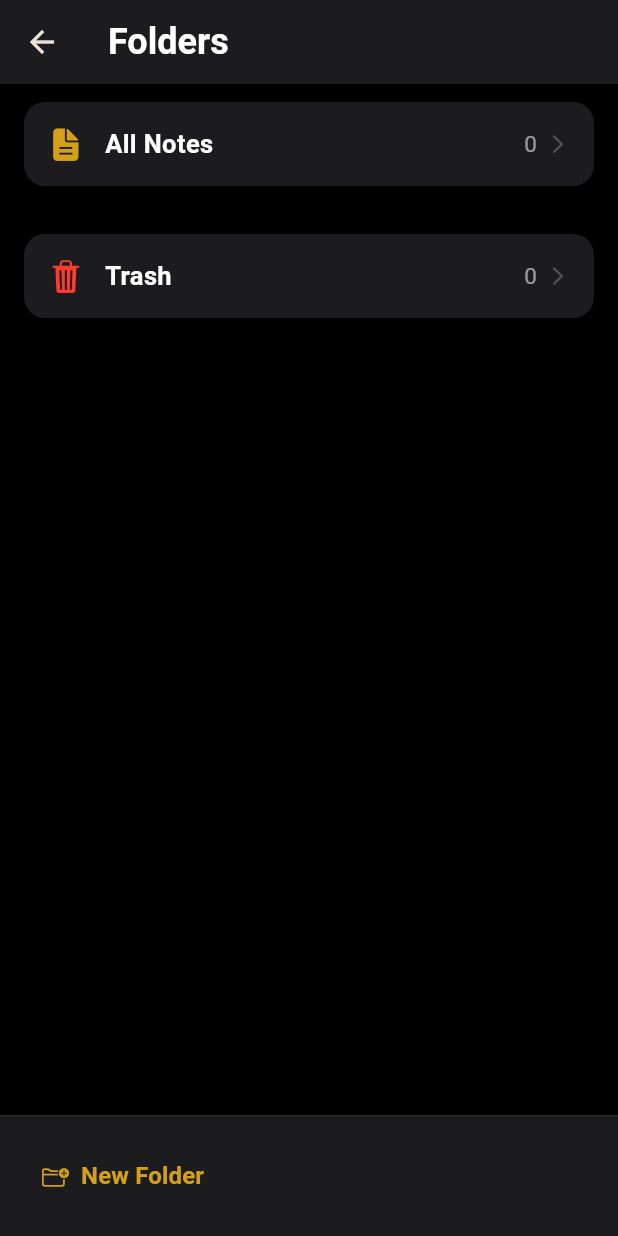
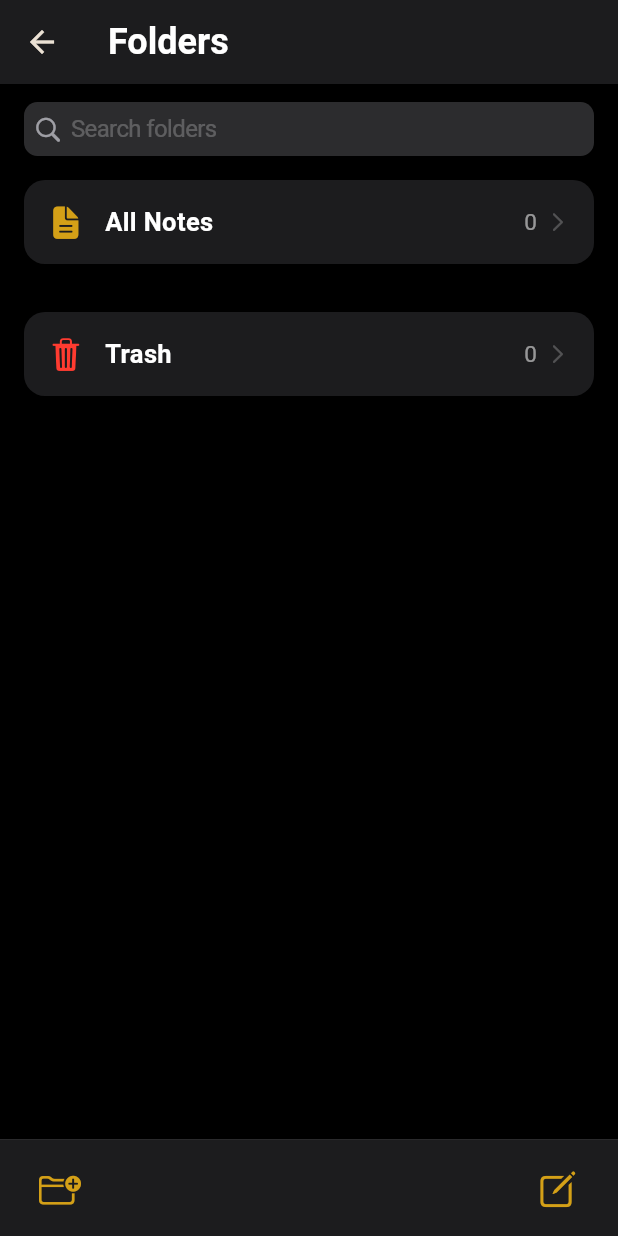
Before and after one commit to Adelodunpeter25/notes, a Flutter app: the FoldersView screen opened directly with empty values, on a phone screen of 412 x 824 dp. Run offline on Flutter 3.47's test engine with Material 3 defaults, Android fonts, the phone set to English and light mode, and no system bars; our stand-ins replace dio, drift, shared_preferences; missing offline and left inert: appflowy_editor; accounts and stored records are empty; generated files the repository leaves out were written again; Roboto replaces fonts that are missing (SF Pro Text).

Commit message:
Add search, remove folder icon, and update bottom buttons in folders view

```diff
--- a/lib/widgets/folders_view.dart
+++ b/lib/widgets/folders_view.dart
@@ -1,21 +1,38 @@
 import 'package:flutter/cupertino.dart';
 import 'package:flutter/material.dart';
 import '../widgets/service_provider.dart';
+import '../widgets/search_bar.dart';
 import '../database/daos.dart';
 import '../utils/dialogs.dart';
 import '../theme.dart';
 
-class FoldersView extends StatelessWidget {
+class FoldersView extends StatefulWidget {
   final List<FolderWithCount> folders;
   final ValueChanged<int> onFolderSelected;
   final String userId;
+  final VoidCallback onNewNote;
 
   const FoldersView({
     super.key,
     required this.folders,
     required this.onFolderSelected,
     required this.userId,
+    required this.onNewNote,
   });
+
+  @override
+  State<FoldersView> createState() => _FoldersViewState();
+}
+
+class _FoldersViewState extends State<FoldersView> {
+  String _searchQuery = '';
+  final _searchController = TextEditingController();
+
+  @override
+  void dispose() {
+    _searchController.dispose();
+    super.dispose();
+  }
 
   Future<int> _countAllNotes(ServiceProvider services, String userId) async {
     final list = await services.db
@@ -34,6 +51,12 @@ class FoldersView extends StatelessWidget {
   @override
   Widget build(BuildContext context) {
     final services = ServiceProvider.of(context);
+
+    // Filter custom folders
+    final filteredFolders = widget.folders.where((fc) {
+      if (_searchQuery.isEmpty) return true;
+      return fc.folder.name.toLowerCase().contains(_searchQuery.toLowerCase());
+    }).toList();
 
     return Scaffold(
       backgroundColor: AppSurfaces.background(context),
@@ -58,9 +81,24 @@ class FoldersView extends StatelessWidget {
               child: ListView(
                 padding: const EdgeInsets.symmetric(horizontal: 16, vertical: 12),
                 children: [
-                  // All Notes
+                  // Search Bar at the top of the list
+                  Padding(
+                    padding: const EdgeInsets.only(bottom: 16.0),
+                    child: CustomSearchBar(
+                      controller: _searchController,
+                      placeholder: 'Search folders',
+                      onChanged: (value) {
+                        setState(() {
+                          _searchQuery = value.trim();
+                        });
+                      },
+                    ),
+                  ),
+
+                  // Only show All Notes and Trash if query is empty or matches their titles
+                  if (_searchQuery.isEmpty || 'all notes'.contains(_searchQuery.toLowerCase())) ...[
                     FutureBuilder<int>(
-                    future: _countAllNotes(services, userId),
+                      future: _countAllNotes(services, widget.userId),
                       builder: (context, snapshot) {
                         final count = snapshot.data ?? 0;
                         return _FolderCard(
@@ -68,14 +106,15 @@ class FoldersView extends StatelessWidget {
                           iconColor: AppColors.accent,
                           title: 'All Notes',
                           count: count,
-                        onTap: () => onFolderSelected(0),
+                          onTap: () => widget.onFolderSelected(0),
                         );
                       },
                     ),
                     const SizedBox(height: 16),
+                  ],
 
                   // Header for Custom Folders
-                  if (folders.isNotEmpty) ...[
+                  if (filteredFolders.isNotEmpty) ...[
                     Padding(
                       padding: const EdgeInsets.only(left: 8, bottom: 8),
                       child: Text(
@@ -90,27 +129,25 @@ class FoldersView extends StatelessWidget {
                     ),
                   ],
 
-                  // Custom folders
-                  ...List.generate(folders.length, (index) {
-                    final fc = folders[index];
+                  // Custom folders (without any folder icon)
+                  ...List.generate(filteredFolders.length, (index) {
+                    final fc = filteredFolders[index];
+                    final originalIndex = widget.folders.indexOf(fc);
                     return Padding(
                       padding: const EdgeInsets.only(bottom: 8.0),
                       child: _FolderCard(
-                        icon: CupertinoIcons.folder_fill,
-                        iconColor: AppColors.accent,
                         title: fc.folder.name,
                         count: fc.noteCount,
-                        onTap: () => onFolderSelected(index + 1),
+                        onTap: () => widget.onFolderSelected(originalIndex + 1),
                         onLongPress: () => _showFolderActions(context, fc, services),
                       ),
                     );
                   }),
 
+                  if (_searchQuery.isEmpty || 'trash'.contains(_searchQuery.toLowerCase())) ...[
                     const SizedBox(height: 16),
-
-                  // Trash Note
                     FutureBuilder<int>(
-                    future: _countTrashNotes(services, userId),
+                      future: _countTrashNotes(services, widget.userId),
                       builder: (context, snapshot) {
                         final count = snapshot.data ?? 0;
                         return _FolderCard(
@@ -118,17 +155,18 @@ class FoldersView extends StatelessWidget {
                           iconColor: AppColors.destructive,
                           title: 'Trash',
                           count: count,
-                        onTap: () => onFolderSelected(folders.length + 1),
+                          onTap: () => widget.onFolderSelected(widget.folders.length + 1),
                         );
                       },
                     ),
                   ],
+                ],
               ),
             ),
 
-            // New Folder button dock
+            // Bottom bar: New Folder (left), New Note (right)
             Container(
-              padding: const EdgeInsets.all(16.0),
+              padding: const EdgeInsets.symmetric(horizontal: 16.0, vertical: 8.0),
               decoration: BoxDecoration(
                 color: AppSurfaces.surface(context),
                 border: Border(top: BorderSide(color: AppSurfaces.divider(context), width: 0.5)),
@@ -136,7 +174,7 @@ class FoldersView extends StatelessWidget {
               child: Row(
                 mainAxisAlignment: MainAxisAlignment.spaceBetween,
                 children: [
-                  TextButton.icon(
+                  IconButton(
                     onPressed: () async {
                       final folderName = await DialogUtils.showTextInputDialog(
                         context: context,
@@ -147,19 +185,17 @@ class FoldersView extends StatelessWidget {
                       if (folderName != null && folderName.trim().isNotEmpty) {
                         await services.folderService.createFolder(
                           folderName.trim(),
-                          userId,
+                          widget.userId,
                         );
                       }
                     },
-                    icon: const Icon(CupertinoIcons.folder_badge_plus, color: AppColors.accent),
-                    label: const Text(
-                      'New Folder',
-                      style: TextStyle(
-                        color: AppColors.accent,
-                        fontWeight: FontWeight.bold,
-                        fontSize: 16,
+                    icon: const Icon(CupertinoIcons.folder_badge_plus, color: AppColors.accent, size: 28),
+                    tooltip: 'New Folder',
                   ),
-                    ),
+                  IconButton(
+                    onPressed: widget.onNewNote,
+                    icon: const Icon(CupertinoIcons.square_pencil, color: AppColors.accent, size: 28),
+                    tooltip: 'New Note',
                   ),
                 ],
               ),
@@ -231,16 +267,16 @@ class FoldersView extends StatelessWidget {
 }
 
 class _FolderCard extends StatelessWidget {
-  final IconData icon;
-  final Color iconColor;
+  final IconData? icon;
+  final Color? iconColor;
   final String title;
   final int count;
   final VoidCallback onTap;
   final VoidCallback? onLongPress;
 
   const _FolderCard({
-    required this.icon,
-    required this.iconColor,
+    this.icon,
+    this.iconColor,
     required this.title,
     required this.count,
     required this.onTap,
@@ -261,8 +297,10 @@ class _FolderCard extends StatelessWidget {
           padding: const EdgeInsets.symmetric(horizontal: 16, vertical: 16),
           child: Row(
             children: [
+              if (icon != null) ...[
                 Icon(icon, color: iconColor, size: 24),
                 const SizedBox(width: 14),
+              ],
               Expanded(
                 child: Text(
                   title,
```
Also changed, not shown: lib/layouts/layout.dart (+9 -0 lines). Lines whose indentation alone changed are shown as unchanged.
